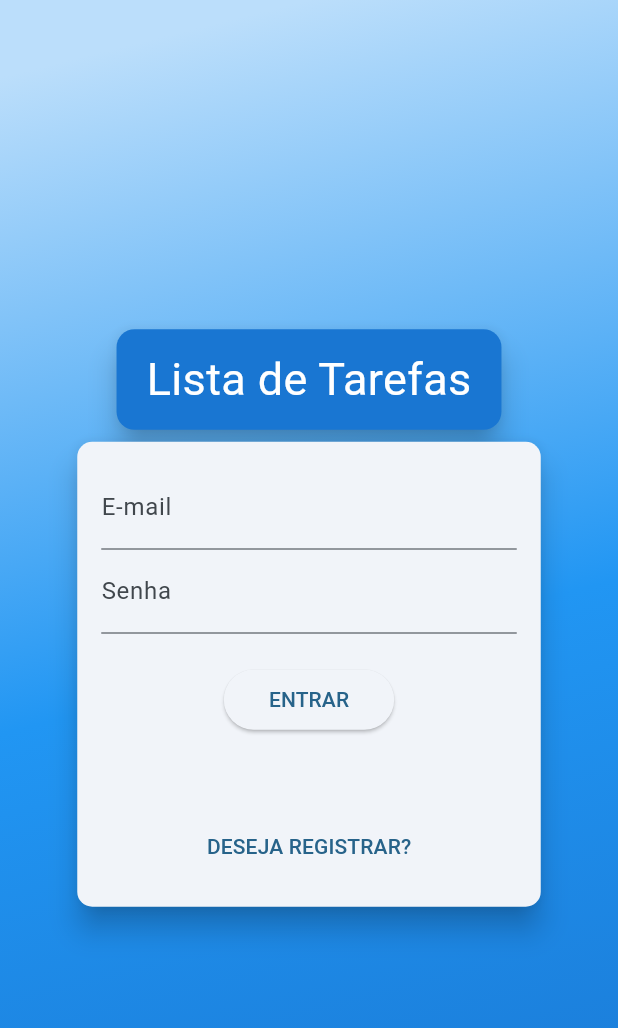
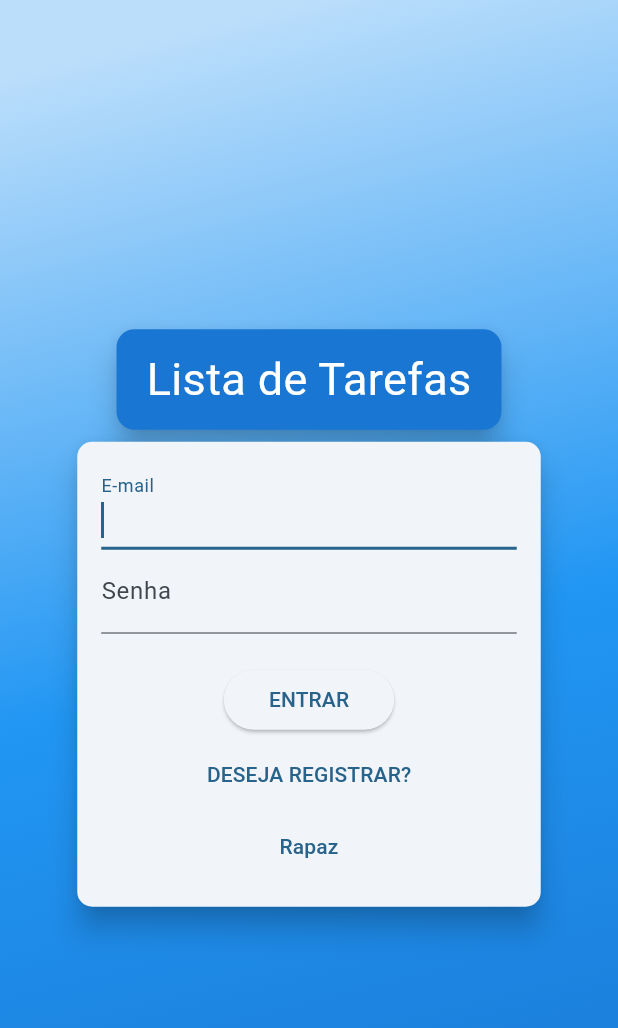
Before and after one commit to Ferps53/Scheduler, a Flutter app: the screen it shows after launch, on a phone screen of 412 x 824 dp. Shown: the top 1028 px of the screen. Run offline on Flutter 3.47's test engine with Material 2 defaults, Android fonts, the phone set to English and light mode, and no system bars; our stand-ins replace shared_preferences.

Commit message:
Ajustes no focus e msg de erro durante auth

```diff
--- a/lib/src/utils/auth_exception.dart
+++ b/lib/src/utils/auth_exception.dart
@@ -4,8 +4,8 @@ class AuthException implements Exception {
     "OPERATION_NOT_ALLOWED": 'Operação não permitida!',
     "TOO_MANY_REQUESTS_TRY_LATER":
         "Acesso bloqueado temporariamente. Tente mais tarde",
-    "EMAIL_NOT_FOUND": "E-mail não encontrado",
-    "INVALID_PASSWORD": "Senha incorreta",
+    "INVALID_EMAIL": "E-mail não encontrado",
+    "INVALID_LOGIN_CREDENTIALS": "Senha incorreta",
     "USER_DISABLED": "A conta do usuário foi desabilitada!",
   };
 
--- a/lib/src/widgets/auth_form.dart
+++ b/lib/src/widgets/auth_form.dart
@@ -29,6 +29,7 @@ class _AuthFormState extends State<AuthForm>
   AnimationController? _controller;
   Animation<double>? _opacityAnimation;
   Animation<Offset>? _slideAnimation;
+  final FocusNode _focusNode = FocusNode();
 
   @override
   void initState() {
@@ -158,13 +159,16 @@ class _AuthFormState extends State<AuthForm>
                 decoration: const InputDecoration(
                   labelText: 'E-mail',
                 ),
+                autofocus: true,
                 keyboardType: TextInputType.emailAddress,
+                textInputAction: TextInputAction.next,
                 onSaved: (email) => _authData['email'] = email ?? '',
                 validator: (_email) {
                   final email = _email ?? '';
                   if (email.trim().isEmpty || !email.contains('@')) {
                     return "Informe um email válido";
                   }
+
                   return null;
                 },
               ),
@@ -174,6 +178,7 @@ class _AuthFormState extends State<AuthForm>
                 ),
                 controller: _passwordController,
                 keyboardType: TextInputType.emailAddress,
+                textInputAction: TextInputAction.next,
                 onSaved: (password) => _authData['password'] = password ?? '',
                 obscureText: true,
                 validator: (_password) {
@@ -183,13 +188,18 @@ class _AuthFormState extends State<AuthForm>
                   }
                   return null;
                 },
+                onFieldSubmitted: (_) {
+                  if (_isLogin()) {
+                    _focusNode.requestFocus();
+                  }
+                },
               ),
               AnimatedContainer(
                 constraints: BoxConstraints(
                   minHeight: _isLogin() ? 0 : 60,
                   maxHeight: _isLogin() ? 0 : 120,
                 ),
-                duration: Duration(milliseconds: 300),
+                duration: const Duration(milliseconds: 300),
                 curve: Curves.linear,
                 child: FadeTransition(
                   opacity: _opacityAnimation!,
@@ -200,6 +210,7 @@ class _AuthFormState extends State<AuthForm>
                           labelText: 'Confirmar Senha',
                         ),
                         keyboardType: TextInputType.emailAddress,
+                        textInputAction: TextInputAction.next,
                         obscureText: true,
                         validator: _isLogin()
                             ? null
@@ -222,6 +233,7 @@ class _AuthFormState extends State<AuthForm>
                     )
                   : ElevatedButton(
                       onPressed: _submit,
+                      focusNode: _focusNode,
                       child: Text(
                         _isLogin() ? 'ENTRAR' : 'REGISTRAR',
                       ),
@@ -238,6 +250,11 @@ class _AuthFormState extends State<AuthForm>
                   _isLogin() ? "DESEJA REGISTRAR?" : "JÁ POSSUÍ CONTA?",
                 ),
               ),
+              TextButton(
+                  onPressed: () {
+                    _focusNode.requestFocus();
+                  },
+                  child: Text("Rapaz"))
             ],
           ),
         ),
```
Also changed, not shown: lib/src/screen/tarefa_from_screen.dart (+3 -11 lines).
